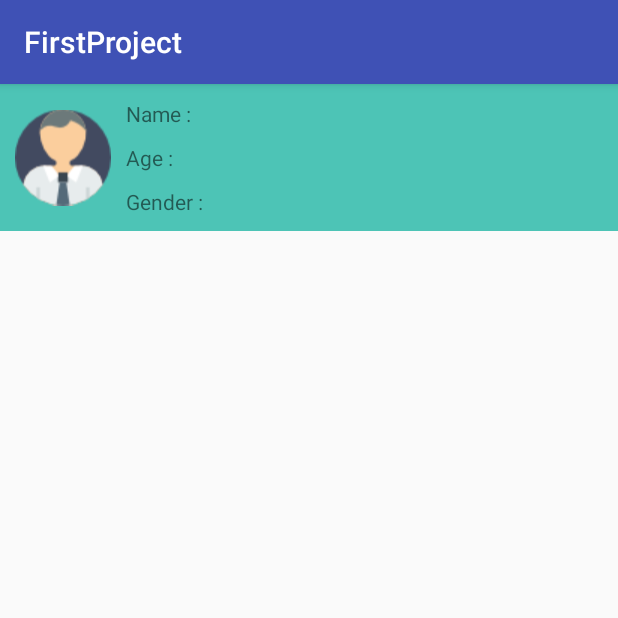
After one commit to at-nhanphan/FirstProject, an Android app: the DetailUserActivity screen opened directly, with no data from a screen before it, on a phone screen of 412 x 824 dp, the top half of it. The commit adds this screen. Run offline under Robolectric (Android 15) with nearby library versions, the phone set to English and light mode, and no system bars; 6 statements that could not run were skipped.

Commit message:
onClick item in recyclerView

```diff
--- a/app/src/main/AndroidManifest.xml
+++ b/app/src/main/AndroidManifest.xml
@@ -18,6 +18,7 @@
             </intent-filter>
         </activity>
         <activity android:name=".RegisterActivity" />
+        <activity android:name=".DetailUserActivity"/>
     </application>
 
 </manifest>
--- /dev/null
+++ b/app/src/main/java/com/example/naunem/firstproject/DetailUserActivity.java
@@ -0,0 +1,35 @@
+package com.example.naunem.firstproject;
+
+import android.os.Bundle;
+import android.support.annotation.Nullable;
+import android.support.v7.app.AppCompatActivity;
+import android.util.Log;
+import android.widget.ImageView;
+import android.widget.TextView;
+
+/**
+ * Created by naunem on 10/03/2017.
+ */
+
+public class DetailUserActivity extends AppCompatActivity {
+    TextView mTvName;
+    TextView mTvAge;
+    TextView mTvGender;
+    ImageView mImgAvatar;
+    @Override
+    protected void onCreate(@Nullable Bundle savedInstanceState) {
+        super.onCreate(savedInstanceState);
+        setContentView(R.layout.activity_detail_user);
+        mTvName = (TextView) findViewById(R.id.tvName);
+        mTvAge = (TextView) findViewById(R.id.tvAge);
+        mTvGender = (TextView) findViewById(R.id.tvGender);
+        mImgAvatar = (ImageView) findViewById(R.id.imgLogo);
+
+        User user = getIntent().getBundleExtra("object").getParcelable("data");
+        Log.d("TAG", "onCreate: " + user.getName());
+        mImgAvatar.setImageResource(user.getImage());
+        mTvName.setText(user.getName());
+        mTvAge.setText(user.getAge());
+        mTvGender.setText(user.getGender());
+    }
+}
--- a/app/src/main/java/com/example/naunem/firstproject/MainActivity.java
+++ b/app/src/main/java/com/example/naunem/firstproject/MainActivity.java
@@ -30,7 +30,7 @@ public class MainActivity extends AppCompatActivity implements View.OnClickListe
         LinearLayoutManager ln = new LinearLayoutManager(this, LinearLayoutManager.VERTICAL, false);
         mRecyclerViewListUser.setLayoutManager(ln);
 
-        ArrayList<User> datas = DataUser.getDataUser();
+        ArrayList<User> datas = DataUser.getDataUser(this);
 
         mAdapter = new ListUserAdapter(this, datas);
         mRecyclerViewListUser.setAdapter(mAdapter);
--- /dev/null
+++ b/app/src/main/res/layout/activity_detail_user.xml
@@ -0,0 +1,6 @@
+<?xml version="1.0" encoding="utf-8"?>
+<LinearLayout xmlns:android="http://schemas.android.com/apk/res/android"
+    android:orientation="vertical" android:layout_width="match_parent"
+    android:layout_height="match_parent">
+    <include layout="@layout/item_list_user"/>
+</LinearLayout>
--- a/app/src/main/res/layout/activity_main.xml
+++ b/app/src/main/res/layout/activity_main.xml
@@ -10,7 +10,7 @@
         android:id="@+id/llHeader"
         android:layout_width="match_parent"
         android:layout_height="wrap_content"
-        android:background="#19e20a"
+        android:background="#e2640a"
         android:gravity="center_vertical"
         android:orientation="horizontal">
 
--- a/app/src/main/res/layout/item_list_user.xml
+++ b/app/src/main/res/layout/item_list_user.xml
@@ -10,7 +10,7 @@
         android:id="@+id/imgLogo"
         android:layout_width="wrap_content"
         android:layout_height="wrap_content"
-        android:background="@drawable/ic_logo"
+        android:src="@drawable/ic_logo"
         android:layout_marginRight="10dp"
         android:layout_alignBottom="@+id/tvGender"
         android:layout_alignTop="@+id/tvName"
--- a/app/src/main/res/values/strings.xml
+++ b/app/src/main/res/values/strings.xml
@@ -1,5 +1,5 @@
 <resources>
-    <string name="app_name">SecondProject</string>
+    <string name="app_name">FirstProject</string>
     <string name="spinner.text.choose_a_position">Choose a position</string>
     <string name="textview.text.name">Name :</string>
     <string name="textview.text.age">Age :</string>
```
Also changed, not shown: app/src/main/java/com/example/naunem/firstproject/DataUser.java (+7 -2 lines), app/src/main/java/com/example/naunem/firstproject/ListUserAdapter.java (+21 -3 lines), app/src/main/java/com/example/naunem/firstproject/User.java (+78 -5 lines), app/src/main/res/drawable/ic_boy.png (added), app/src/main/res/drawable/ic_girl.png (added).
